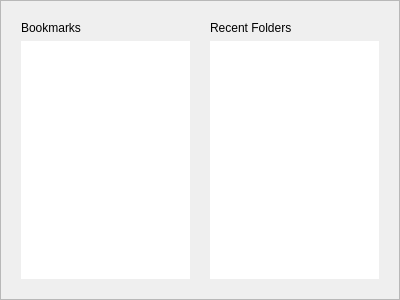
KDE/gwenview, file app/startpage.ui: the form before one commit.
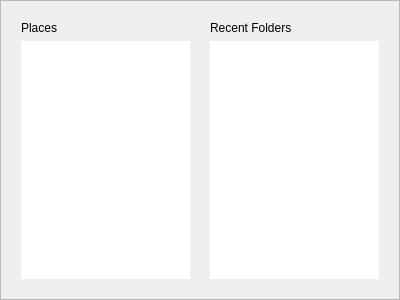
The form after the commit.

Commit message: Added action to add current folder to user places.

```diff
--- a/app/startpage.ui
+++ b/app/startpage.ui
@@ -31,7 +31,7 @@
    <item row="0" column="0" >
     <widget class="QLabel" name="label" >
      <property name="text" >
-      <string>Bookmarks</string>
+      <string>Places</string>
      </property>
     </widget>
    </item>
```
The commit also changes 3 other files.
